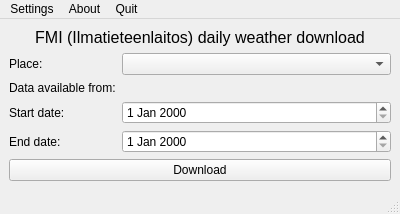
First picture: the form in gui/main_window.ui, repository Tumetsu/FMI-weather-downloader, before the edit.
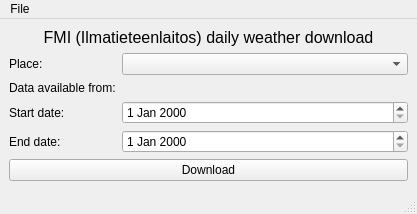
Second picture: the form after the edit.

Patch:
```diff
--- a/gui/main_window.ui
+++ b/gui/main_window.ui
@@ -6,7 +6,7 @@
    <rect>
     <x>0</x>
     <y>0</y>
-    <width>400</width>
+    <width>417</width>
     <height>214</height>
    </rect>
   </property>
@@ -79,7 +79,11 @@
        </widget>
       </item>
       <item row="2" column="1">
-       <widget class="QDateEdit" name="startimeDateEdit"/>
+       <widget class="QDateEdit" name="startimeDateEdit">
+        <property name="styleSheet">
+         <string notr="true"/>
+        </property>
+       </widget>
       </item>
       <item row="3" column="0">
        <widget class="QLabel" name="label_3">
@@ -119,36 +123,26 @@
     </item>
    </layout>
   </widget>
+  <widget class="QStatusBar" name="statusbar"/>
   <widget class="QMenuBar" name="menubar">
    <property name="geometry">
     <rect>
      <x>0</x>
      <y>0</y>
-     <width>400</width>
+     <width>417</width>
      <height>21</height>
     </rect>
    </property>
    <widget class="QMenu" name="menuOptions">
     <property name="title">
-     <string>Settings</string>
+     <string>File</string>
     </property>
     <addaction name="actionSet_api_key"/>
-   </widget>
-   <widget class="QMenu" name="menuAbout">
-    <property name="title">
-     <string>About</string>
-    </property>
-   </widget>
-   <widget class="QMenu" name="menuQuit">
-    <property name="title">
-     <string>Quit</string>
-    </property>
+    <addaction name="actionAbout"/>
+    <addaction name="actionExit"/>
    </widget>
    <addaction name="menuOptions"/>
-   <addaction name="menuAbout"/>
-   <addaction name="menuQuit"/>
   </widget>
-  <widget class="QStatusBar" name="statusbar"/>
   <action name="actionSet_api_key">
    <property name="text">
     <string>Set api-key</string>
```
Left out of the diff: 15 changed lines with no effect on the pictures.
